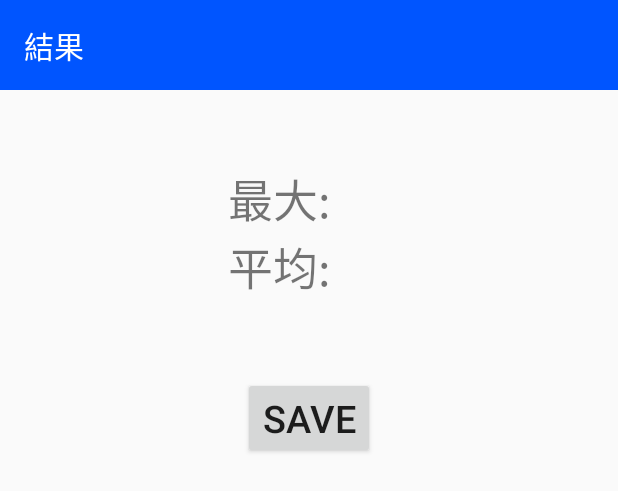
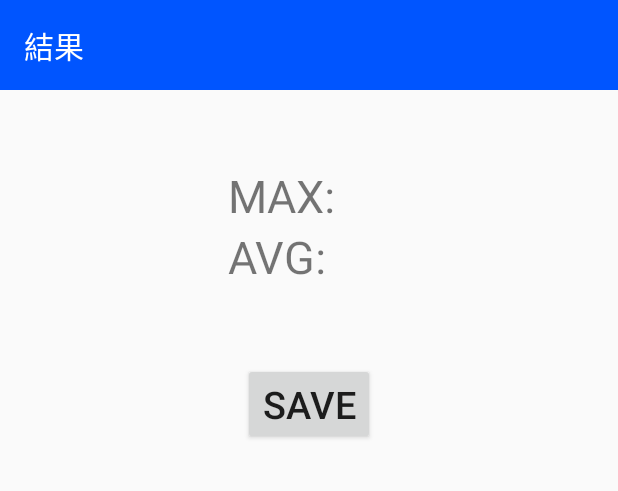
Before and after one commit to xin-2001/BLE_3, an Android app: the layout activity_result.xml on its own in the app's theme, with its tools: preview values and no code run, on a phone screen of 412 x 824 dp. Shown: the top 491 px of the screen. Run offline under Robolectric (Android 15) with nearby library versions, the phone set to English and light mode, and no system bars.

Commit message:
01140336copy

```diff
--- a/BLE_Example-master/app/src/main/res/layout/activity_result.xml
+++ b/BLE_Example-master/app/src/main/res/layout/activity_result.xml
@@ -46,14 +46,14 @@
             android:id="@+id/max"
             android:layout_width="wrap_content"
             android:layout_height="wrap_content"
-            android:text="最大:"
+            android:text="MAX:"
             android:textSize="30sp"/>
 
         <TextView
             android:id="@+id/avg"
             android:layout_width="wrap_content"
             android:layout_height="wrap_content"
-            android:text="平均:"
+            android:text="AVG:"
             android:textSize="30sp"/>
         <LinearLayout
             android:layout_width="wrap_content"
```
